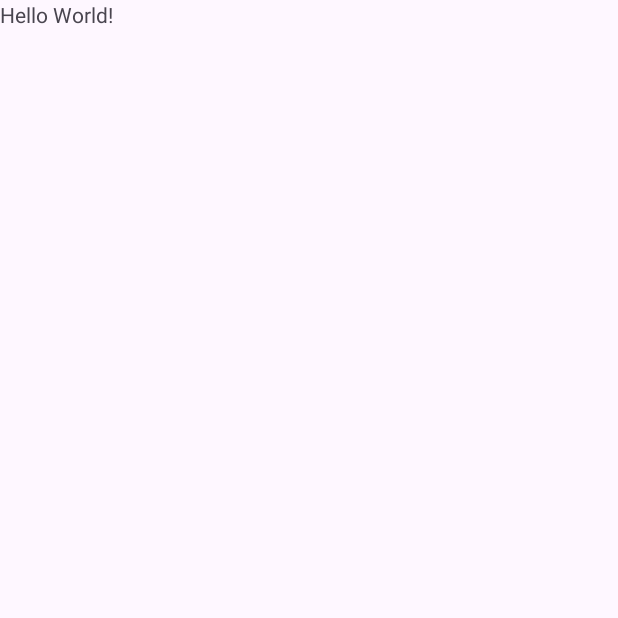
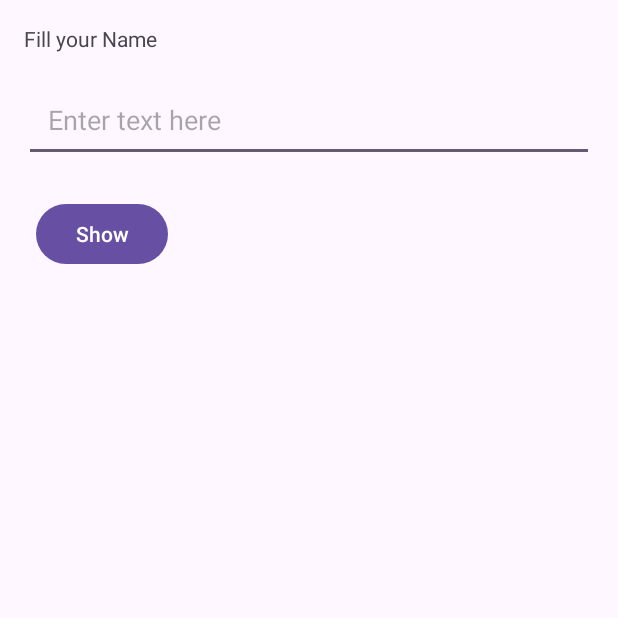
Before and after one commit to ihsanzakyf/VSGA-2024, an Android app: the screen it shows after launch (MainActivity), on a phone screen of 412 x 824 dp, the top half of it. Before the commit the part shown is almost empty. Run offline under Robolectric (Android 15) with nearby library versions, the phone set to English and light mode, and no system bars.

Commit message:
Input nama

```diff
--- a/app/src/main/java/com/ihsan/vsga2024/MainActivity.java
+++ b/app/src/main/java/com/ihsan/vsga2024/MainActivity.java
@@ -1,6 +1,9 @@
 package com.ihsan.vsga2024;
 
 import android.os.Bundle;
+import android.view.View;
+import android.widget.EditText;
+import android.widget.TextView;
 
 import androidx.activity.EdgeToEdge;
 import androidx.appcompat.app.AppCompatActivity;
@@ -9,6 +12,9 @@ import androidx.core.view.ViewCompat;
 import androidx.core.view.WindowInsetsCompat;
 
 public class MainActivity extends AppCompatActivity {
+
+    private EditText inputName;
+    private TextView textName;
 
     @Override
     protected void onCreate(Bundle savedInstanceState) {
@@ -20,5 +26,13 @@ public class MainActivity extends AppCompatActivity {
             v.setPadding(systemBars.left, systemBars.top, systemBars.right, systemBars.bottom);
             return insets;
         });
+
+        inputName = findViewById(R.id.editText);
+        textName = findViewById(R.id.textView);
+    }
+
+    public void showName(View view) {
+        String name = inputName.getText().toString();
+        textName.setText(getString(R.string.yourName, name));
     }
 }
--- a/app/src/main/res/layout/activity_main.xml
+++ b/app/src/main/res/layout/activity_main.xml
@@ -1,15 +1,37 @@
 <?xml version="1.0" encoding="utf-8"?>
 <LinearLayout xmlns:android="http://schemas.android.com/apk/res/android"
-    xmlns:app="http://schemas.android.com/apk/res-auto"
     xmlns:tools="http://schemas.android.com/tools"
     android:id="@+id/main"
     android:layout_width="match_parent"
     android:layout_height="match_parent"
+    android:layout_margin="16dp"
+    android:orientation="vertical"
     tools:context=".MainActivity">
 
     <TextView
+        android:id="@+id/textView"
         android:layout_width="wrap_content"
         android:layout_height="wrap_content"
-        android:text="Hello World!" />
+        android:text="@string/fillYourName" />
+
+    <EditText
+        android:id="@+id/editText"
+        android:layout_width="match_parent"
+        android:layout_height="wrap_content"
+        android:layout_marginTop="16dp"
+        android:layout_marginBottom="16dp"
+        android:autofillHints="Username"
+        android:padding="16dp"
+        android:hint="@string/editTextHint"
+        android:ems="10"
+        android:inputType="text" />
+
+    <Button
+        android:id="@+id/button"
+        android:layout_width="wrap_content"
+        android:layout_height="wrap_content"
+        android:layout_margin="8dp"
+        android:text="@string/show"
+        android:onClick="showName"/>
 
 </LinearLayout>
--- a/app/src/main/res/values/strings.xml
+++ b/app/src/main/res/values/strings.xml
@@ -1,3 +1,7 @@
 <resources>
     <string name="app_name">VSGA 2024</string>
+    <string name="fillYourName">Fill your Name</string>
+    <string name="show">Show</string>
+    <string name="yourName">Your Name : %1$s</string>
+    <string name="editTextHint">Enter text here</string>
 </resources>
```
